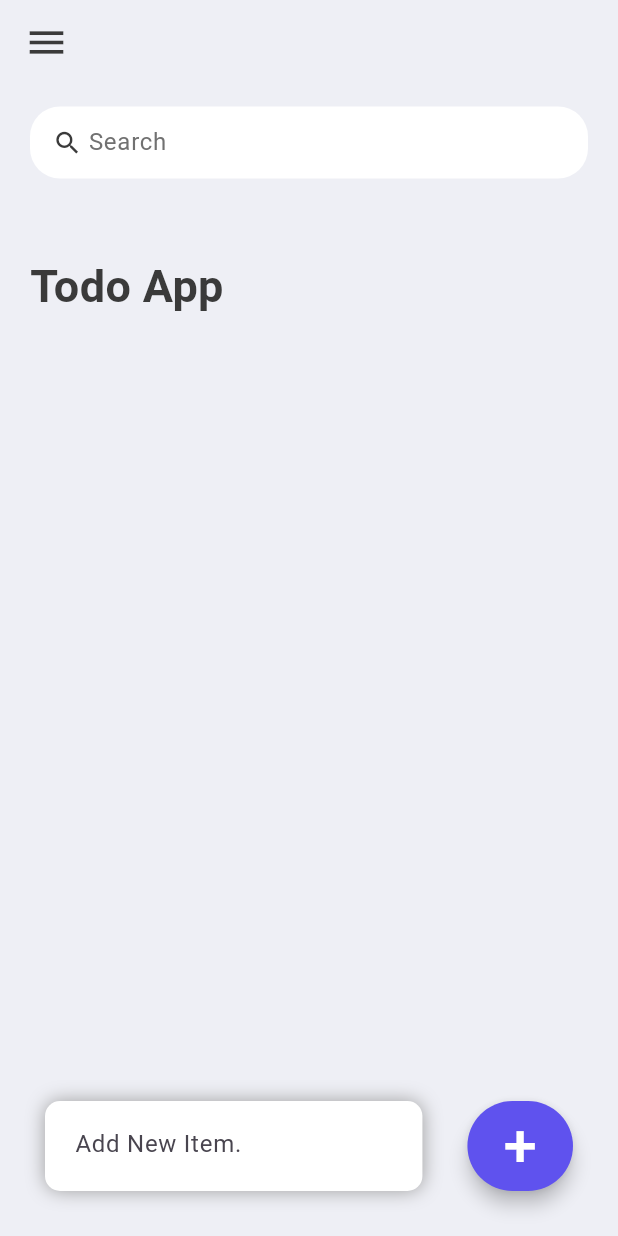
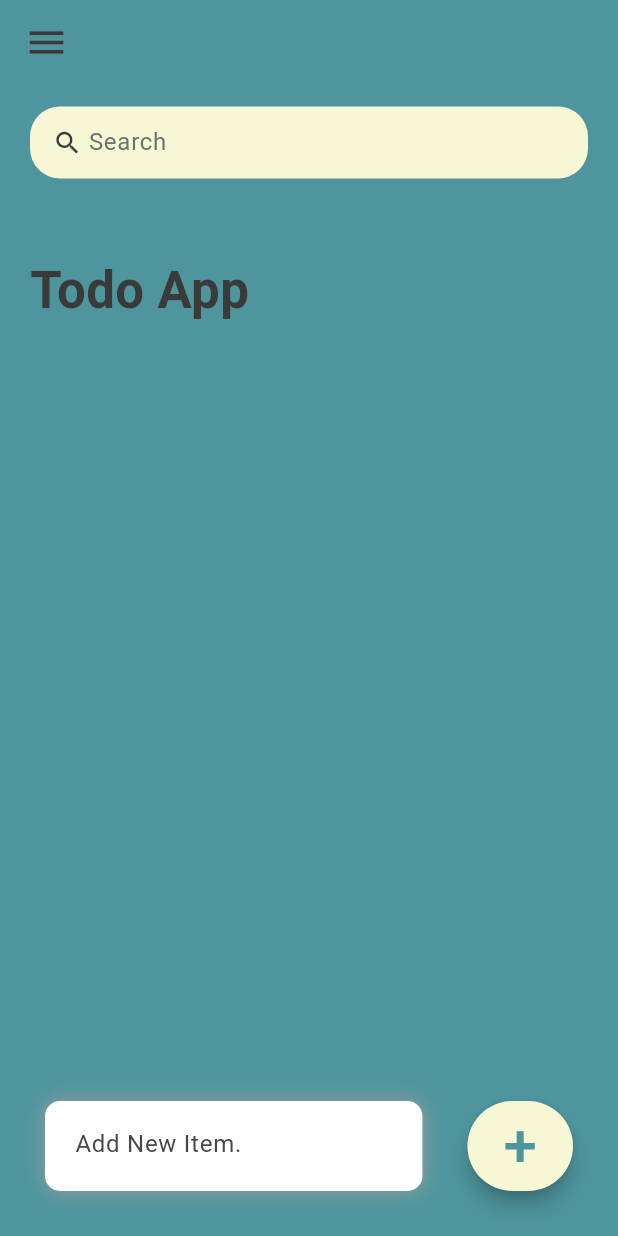
Before and after one commit to parsard/todo_app_flutter, a Flutter app: the screen it shows after launch, on a phone screen of 412 x 824 dp. Run offline on Flutter 3.47's test engine with Material 3 defaults, Android fonts, the phone set to English and light mode, and no system bars; our stand-ins replace hexcolor.

Commit message:
edit item and added,colors updated

```diff
--- a/lib/widgets/add_item.dart
+++ b/lib/widgets/add_item.dart
@@ -52,15 +52,16 @@ import 'package:todo_app/constants/colors.dart';
              ), child:
            ElevatedButton(
              onPressed: onAddItem,
+             style: ElevatedButton.styleFrom(
+                 backgroundColor: Color(0xFFF6F8D5),
+                 minimumSize: Size(60, 60),
+                 elevation: 5
+             ),
              child:
              Text(
-               '+', style: TextStyle(fontSize: 40,
-                 color: Colors.white),
-             ),
-             style: ElevatedButton.styleFrom(
-                 backgroundColor: tdBlue,
-                 minimumSize: Size(60, 60),
-                 elevation: 5
+               '+', style: TextStyle(
+                 fontSize: 40,
+                 color: Color(0xFF4F959D)),
              ),
            ),)
          ],
--- a/lib/widgets/app_bar.dart
+++ b/lib/widgets/app_bar.dart
@@ -9,7 +9,7 @@ class AppBarWidget extends StatelessWidget
   Widget build(BuildContext context) {
     return AppBar(
       elevation: 0,
-      backgroundColor: tdBGColor,
+      backgroundColor: Color(0xFF4F959D),
       title: Row(
         mainAxisAlignment: MainAxisAlignment.spaceBetween,
         children: [
--- a/lib/widgets/search_box.dart
+++ b/lib/widgets/search_box.dart
@@ -12,7 +12,7 @@ class SearchBoxWidget extends StatelessWidget {
     return  Container(
       padding: EdgeInsets.symmetric(horizontal: 15),
       decoration: BoxDecoration(
-        color: Colors.white,
+        color: Color(0xFFF6F8D5),
         borderRadius: BorderRadius.circular(20),
       ),
       child: TextField(
```
Also changed, not shown: lib/screens/home.dart (+54 -4 lines), lib/widgets/todo_item.dart (+28 -5 lines).
